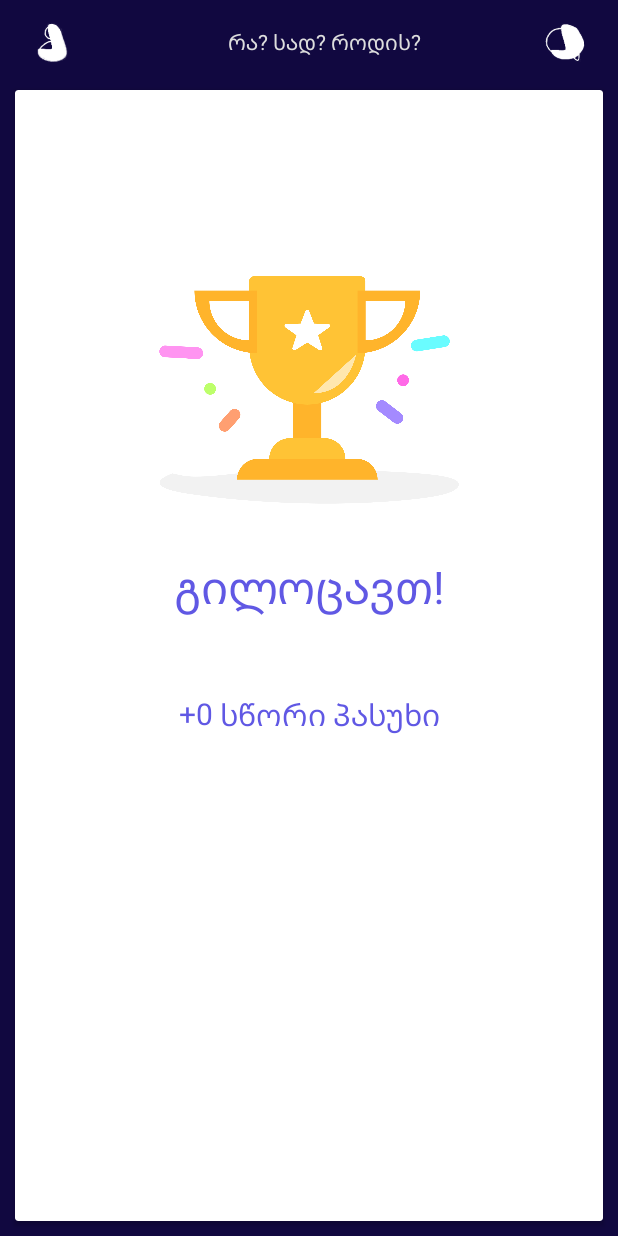
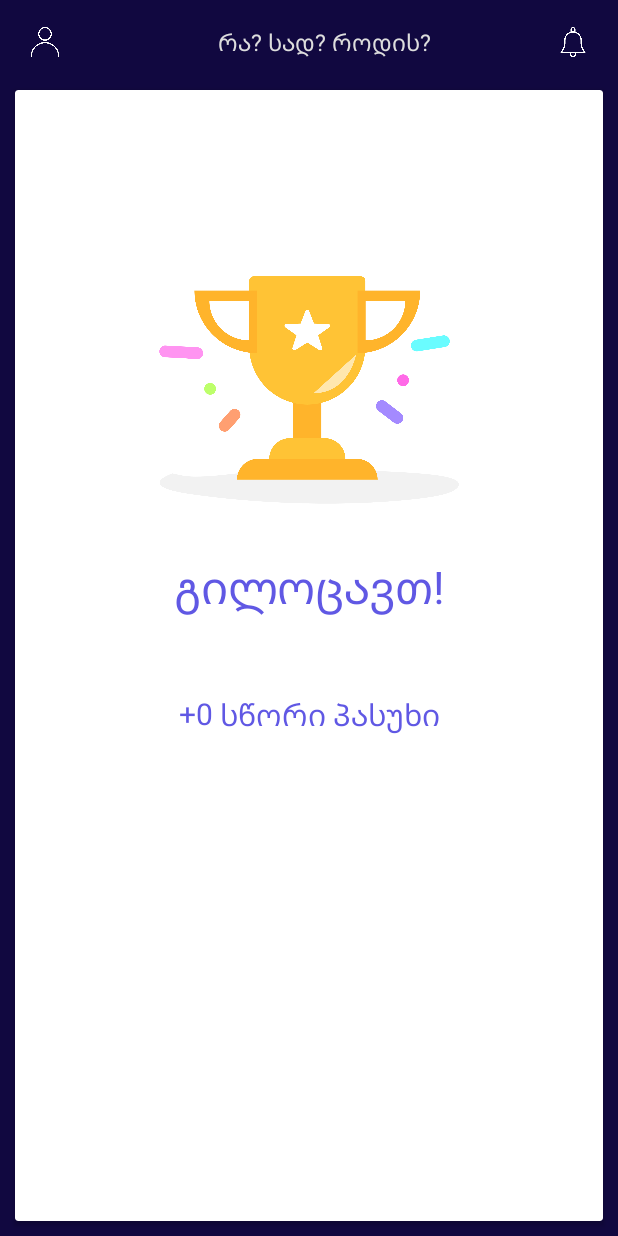
Before and after one commit to Tamuna/Bachelors-Project-Android, an Android app: the FinishActivity screen opened directly, with no data from a screen before it, on a phone screen of 412 x 824 dp. Run offline under Robolectric (Android 15) with nearby library versions, the light colour scheme and no system bars; our stand-ins replace ButterKnife.

Commit message:
minor bug fixes

```diff
--- a/2/app/src/main/java/ge/edu/freeuni/rsr/individual/game/IndividualGameActivity.java
+++ b/2/app/src/main/java/ge/edu/freeuni/rsr/individual/game/IndividualGameActivity.java
@@ -48,6 +48,7 @@ public class IndividualGameActivity extends AppCompatActivity implements Individ
         hideKeyboard();
         presenter.checkAnswer(etAnswerInput.getText().toString());
         etAnswerInput.setText("");
+        timer.cancel();
     }
 
 
@@ -55,7 +56,6 @@ public class IndividualGameActivity extends AppCompatActivity implements Individ
         Intent intent = new Intent(previous, IndividualGameActivity.class);
         intent.putExtra(TOTAL_QUESTIONS, totalQuestions);
         previous.startActivity(intent);
-
     }
 
     @Override
@@ -87,6 +87,7 @@ public class IndividualGameActivity extends AppCompatActivity implements Individ
             @Override
             public void onFinish() {
                 presenter.checkAnswer(String.valueOf(etAnswerInput.getText()));
+                timer.cancel();
             }
         };
     }
@@ -96,7 +97,6 @@ public class IndividualGameActivity extends AppCompatActivity implements Individ
         tvQuestionContent.setText(question.getQuestionContent());
         tvNumberOutOf.setText(numberOutOf);
         timer.start();
-
     }
 
     @Override
--- a/2/app/src/main/res/layout/dialog_after_answer_submission.xml
+++ b/2/app/src/main/res/layout/dialog_after_answer_submission.xml
@@ -32,7 +32,7 @@
         android:layout_width="0dp"
         android:layout_height="60dp"
         android:background="@color/light_red"
-        android:text="შემდეგი!"
+        android:text="@string/next"
         android:textColor="@color/white"
         android:textSize="20sp"
         app:layout_constraintBottom_toBottomOf="parent"
--- a/2/app/src/main/res/layout/toolbar_custom.xml
+++ b/2/app/src/main/res/layout/toolbar_custom.xml
@@ -11,18 +11,19 @@
                 android:id="@+id/txt_name"
                 android:layout_width="wrap_content"
                 android:layout_height="wrap_content"
-                android:text="რა? სად? როდის?"
+                android:text="@string/app_name"
                 android:textColor="@color/light_gray"
                 app:layout_constraintBottom_toBottomOf="parent"
                 app:layout_constraintEnd_toStartOf="@+id/img_toolbar_notifications"
                 app:layout_constraintHorizontal_bias="0.5"
+                android:textSize="15sp"
                 app:layout_constraintStart_toEndOf="@+id/img_toolbar_profile"
                 app:layout_constraintTop_toTopOf="parent" />
 
             <ImageView
                 android:id="@+id/img_toolbar_profile"
-                android:layout_width="30dp"
-                android:layout_height="30dp"
+                android:layout_width="20dp"
+                android:layout_height="20dp"
                 android:layout_marginStart="20dp"
                 android:layout_marginEnd="20dp"
                 app:layout_constraintBottom_toBottomOf="parent"
@@ -37,8 +38,8 @@
             <ImageView
                 android:tint="@color/white"
                 android:id="@+id/img_toolbar_notifications"
-                android:layout_width="30dp"
-                android:layout_height="30dp"
+                android:layout_width="20dp"
+                android:layout_height="20dp"
                 android:layout_marginEnd="20dp"
                 app:layout_constraintBottom_toBottomOf="parent"
                 app:layout_constraintEnd_toEndOf="parent"
--- a/2/app/src/main/res/values/strings.xml
+++ b/2/app/src/main/res/values/strings.xml
@@ -8,4 +8,5 @@
     <string name="game_desc_group">აღწერა</string>
     <string name="title_activity_main2">Main2Activity</string>
     <string name="question">კითხვა</string>
+    <string name="next">შემდეგი</string>
 </resources>
```
Also changed, not shown: 2/app/src/main/res/drawable/bg_stain.png, 2/app/src/main/res/drawable/ic_notification.png, 2/app/src/main/res/drawable/ic_profile.png.
